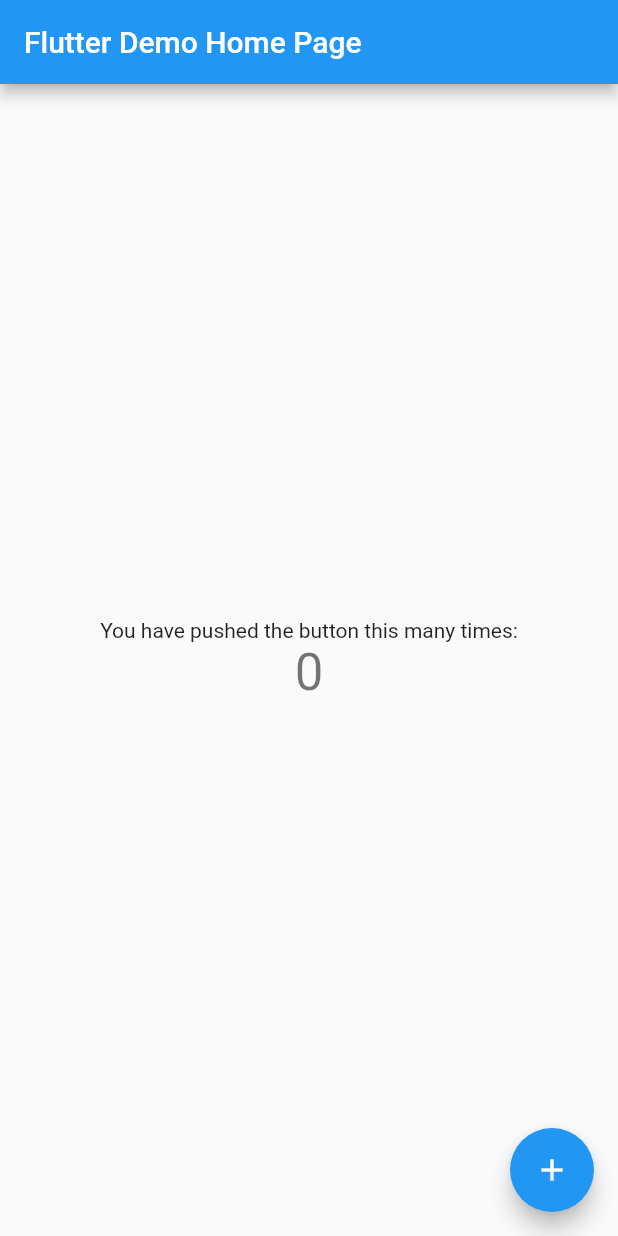
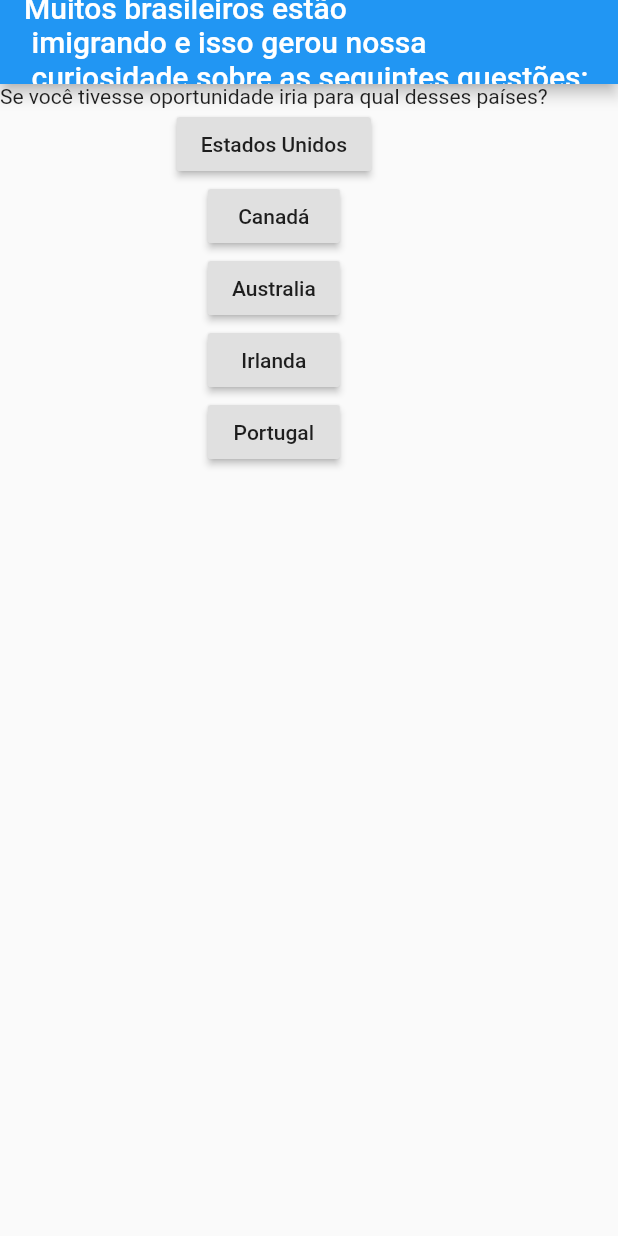
Before and after one commit to thiagomelostuckert/flutter-learning, a Flutter app: the screen it shows after launch, on a phone screen of 412 x 824 dp. Run offline on Flutter 3.47's test engine with Material 2 defaults, Android fonts, the phone set to English and light mode, and no system bars.

Commit message:
add question example

```diff
--- a/flutter_complete_guide/analysis_options.yaml
+++ b/flutter_complete_guide/analysis_options.yaml
@@ -7,7 +7,7 @@
 
 # The following line activates a set of recommended lints for Flutter apps,
 # packages, and plugins designed to encourage good coding practices.
-include: package:flutter_lints/flutter.yaml
+# include: package:flutter_lints/flutter.yaml
 
 linter:
   # The lint rules applied to this project can be customized in the
--- a/flutter_complete_guide/lib/main.dart
+++ b/flutter_complete_guide/lib/main.dart
@@ -1,115 +1,58 @@
 import 'package:flutter/material.dart';
 
-void main() {
-  runApp(const MyApp());
+/*
+void main(){
+ runApp(myApp());
 }
+ */
+void main() => runApp(myApp());
 
-class MyApp extends StatelessWidget {
-  const MyApp({Key? key}) : super(key: key);
-
-  // This widget is the root of your application.
-  @override
-  Widget build(BuildContext context) {
-    return MaterialApp(
-      title: 'Flutter Demo',
-      theme: ThemeData(
-        // This is the theme of your application.
-        //
-        // Try running your application with "flutter run". You'll see the
-        // application has a blue toolbar. Then, without quitting the app, try
-        // changing the primarySwatch below to Colors.green and then invoke
-        // "hot reload" (press "r" in the console where you ran "flutter run",
-        // or simply save your changes to "hot reload" in a Flutter IDE).
-        // Notice that the counter didn't reset back to zero; the application
-        // is not restarted.
-        primarySwatch: Colors.blue,
-      ),
-      home: const MyHomePage(title: 'Flutter Demo Home Page'),
-    );
-  }
-}
-
-class MyHomePage extends StatefulWidget {
-  const MyHomePage({Key? key, required this.title}) : super(key: key);
-
-  // This widget is the home page of your application. It is stateful, meaning
-  // that it has a State object (defined below) that contains fields that affect
-  // how it looks.
-
-  // This class is the configuration for the state. It holds the values (in this
-  // case the title) provided by the parent (in this case the App widget) and
-  // used by the build method of the State. Fields in a Widget subclass are
-  // always marked "final".
-
-  final String title;
-
-  @override
-  State<MyHomePage> createState() => _MyHomePageState();
-}
-
-class _MyHomePageState extends State<MyHomePage> {
-  int _counter = 0;
-
-  void _incrementCounter() {
-    setState(() {
-      // This call to setState tells the Flutter framework that something has
-      // changed in this State, which causes it to rerun the build method below
-      // so that the display can reflect the updated values. If we changed
-      // _counter without calling setState(), then the build method would not be
-      // called again, and so nothing would appear to happen.
-      _counter++;
-    });
+class myApp extends StatelessWidget {
+  void answerQuestion() {
+    print('Answer chosen!');
   }
 
   @override
   Widget build(BuildContext context) {
-    // This method is rerun every time setState is called, for instance as done
-    // by the _incrementCounter method above.
-    //
-    // The Flutter framework has been optimized to make rerunning build methods
-    // fast, so that you can just rebuild anything that needs updating rather
-    // than having to individually change instances of widgets.
-    return Scaffold(
-      appBar: AppBar(
-        // Here we take the value from the MyHomePage object that was created by
-        // the App.build method, and use it to set our appbar title.
-        title: Text(widget.title),
-      ),
-      body: Center(
-        // Center is a layout widget. It takes a single child and positions it
-        // in the middle of the parent.
-        child: Column(
-          // Column is also a layout widget. It takes a list of children and
-          // arranges them vertically. By default, it sizes itself to fit its
-          // children horizontally, and tries to be as tall as its parent.
-          //
-          // Invoke "debug painting" (press "p" in the console, choose the
-          // "Toggle Debug Paint" action from the Flutter Inspector in Android
-          // Studio, or the "Toggle Debug Paint" command in Visual Studio Code)
-          // to see the wireframe for each widget.
-          //
-          // Column has various properties to control how it sizes itself and
-          // how it positions its children. Here we use mainAxisAlignment to
-          // center the children vertically; the main axis here is the vertical
-          // axis because Columns are vertical (the cross axis would be
-          // horizontal).
-          mainAxisAlignment: MainAxisAlignment.center,
-          children: <Widget>[
-            const Text(
-              'You have pushed the button this many times:',
+    var questions = {
+      'Se você tivesse oportunidade iria para qual desses países?',
+      'Quais idiomas você já fala?',
+      'Quais países você já visitou de férias?'
+    };
+
+    return MaterialApp(
+        home: Scaffold(
+            appBar: AppBar(
+              //title: Text('Love & Data & Science'),
+              title: Text(
+                  'Muitos brasileiros estão \n imigrando e isso gerou nossa \n curiosidade sobre as seguintes questões:'),
             ),
-            Text(
-              '$_counter',
-              style: Theme.of(context).textTheme.headline4,
-            ),
-          ],
-        ),
-      ),
-      floatingActionButton: FloatingActionButton(
-        onPressed: _incrementCounter,
-        tooltip: 'Increment',
-        child: const Icon(Icons.add),
-      ), // This trailing comma makes auto-formatting nicer for build methods.
-    );
+            body:
+                //Text('Love moves the world, but what we know about it?'),
+                Column(
+              children: [
+                Text(questions.elementAt(0)),
+                RaisedButton(
+                  child: Text('Estados Unidos'),
+                  onPressed: answerQuestion,
+                ),
+                RaisedButton(
+                  child: Text('Canadá'),
+                  onPressed: () => {print('Canadá foi escolhido')},
+                ),
+                RaisedButton(
+                  child: Text('Australia'),
+                  onPressed: () { print("Australia foi escolhida");},
+                ),
+                RaisedButton(
+                  child: Text('Irlanda'),
+                  onPressed: answerQuestion,
+                ),
+                RaisedButton(
+                  child: Text('Portugal'),
+                  onPressed: answerQuestion,
+                ),
+              ],
+            )));
   }
 }
```
Also changed, not shown: flutter_complete_guide/pubspec.yaml (+2 -15 lines), flutter_complete_guide/pubspec.lock.
